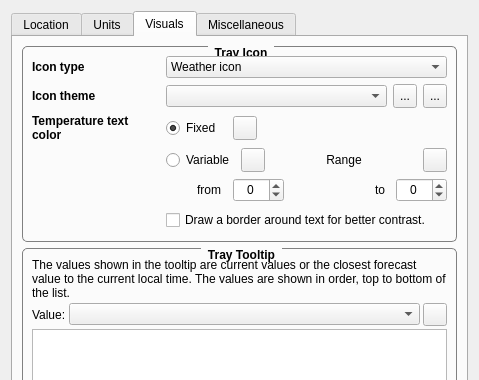
The window that ConfigurationDialog.ui (FelixdelasPozas/TrayWeather) describes before a commit, drawn with Qt 5; both pictures show x 0 to 479 and y 0 to 380 of the 479 by 632 pixel window.
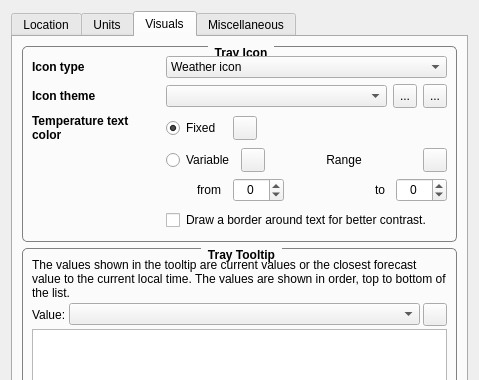
The same window after the commit. The open tabs and pages were chosen to show the change. Icons and pictures are not drawn. Custom widgets are drawn as their Qt base class.

Commit message: Clickable label class. Updated config dialog to use it.

What changed in the file:
```diff
--- a/ConfigurationDialog.ui
+++ b/ConfigurationDialog.ui
@@ -1473,6 +1473,8 @@
              </layout>
             </item>
             <item row="5" column="1">
+             <layout class="QHBoxLayout" name="horizontalLayout_3" stretch="0,1">
+              <item>
              <widget class="QCheckBox" name="m_border">
               <property name="minimumSize">
                <size>
@@ -1480,13 +1482,34 @@
                 <height>24</height>
                </size>
               </property>
+                <property name="maximumSize">
+                 <size>
+                  <width>16777215</width>
+                  <height>24</height>
+                 </size>
+                </property>
+                <property name="toolTip">
+                 <string>Draw a border around temperature icon text.</string>
+                </property>
+                <property name="text">
+                 <string/>
+                </property>
+               </widget>
+              </item>
+              <item>
+               <widget class="ClickableLabel" name="m_borderLabel">
               <property name="toolTip">
                <string>Draw a border around temperature icon text.</string>
               </property>
               <property name="text">
                <string>Draw a border around text for better contrast.</string>
               </property>
-             </widget>
+                <property name="wordWrap">
+                 <bool>true</bool>
+                </property>
+               </widget>
+              </item>
+             </layout>
             </item>
            </layout>
           </item>
@@ -1933,6 +1956,11 @@
    <extends>QComboBox</extends>
    <header>Utils.h</header>
   </customwidget>
+  <customwidget>
+   <class>ClickableLabel</class>
+   <extends>QLabel</extends>
+   <header>Utils.h</header>
+  </customwidget>
  </customwidgets>
  <resources>
   <include location="rsc/resources.qrc"/>
```
Left out of the diff: 2 changed lines with no effect on the pictures. Lines whose indentation alone changed are shown as unchanged. The commit also changes 3 other files.
